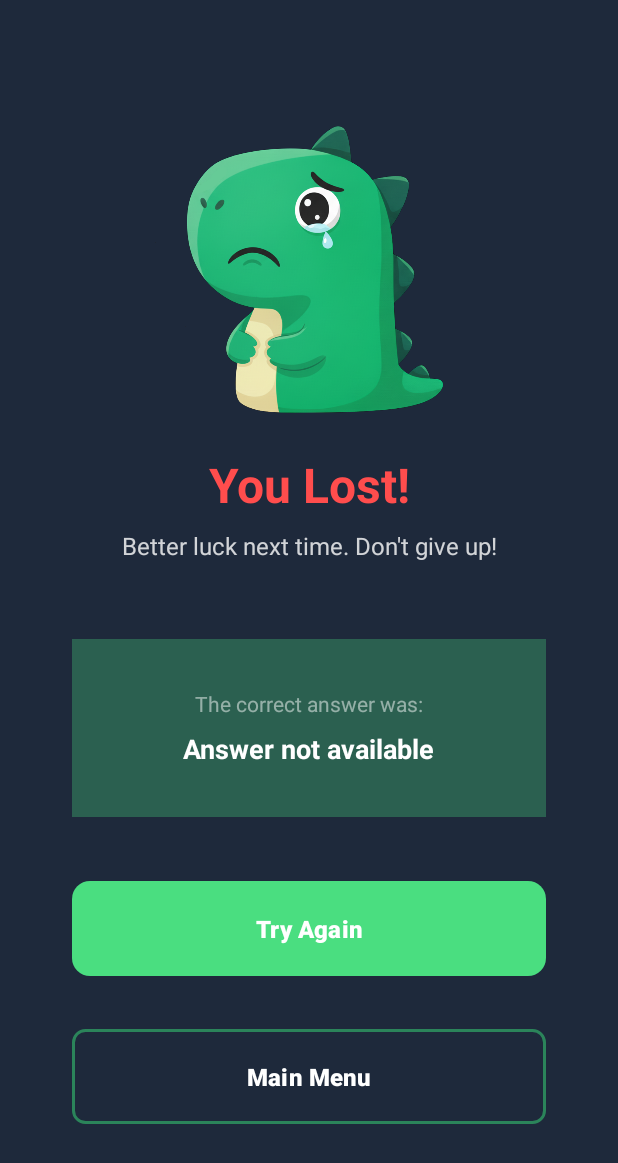
After one commit to estebanhirzfeld/Melodino, an Android app: the GameOverActivity screen opened directly, with no data from a screen before it, on a phone screen of 412 x 824 dp. The commit adds this screen. Shown: the top 1163 px of the screen. Run offline under Robolectric (Android 15) with nearby library versions, the phone set to English and light mode, and no system bars.

Commit message:
feat: game over activity added

```diff
--- a/app/src/main/AndroidManifest.xml
+++ b/app/src/main/AndroidManifest.xml
@@ -11,6 +11,9 @@
         android:roundIcon="@mipmap/ic_launcher_round"
         android:supportsRtl="true"
         android:theme="@style/Theme.Melodino">
+        <activity
+            android:name=".GameOverActivity"
+            android:exported="false" />
         <activity
             android:name=".MainActivity"
             android:exported="false" />
--- /dev/null
+++ b/app/src/main/java/com/example/melodino/GameOverActivity.java
@@ -0,0 +1,66 @@
+package com.example.melodino;
+
+import android.content.Intent;
+import android.os.Bundle;
+import android.widget.Button;
+import android.widget.TextView;
+import androidx.appcompat.app.AppCompatActivity;
+
+public class GameOverActivity extends AppCompatActivity {
+
+    public static final String EXTRA_CORRECT_ANSWER = "EXTRA_CORRECT_ANSWER";
+
+    private TextView finalScoreText;
+    private TextView correctAnswerText;
+    private Button tryAgainButton;
+    private Button mainMenuButton;
+
+    @Override
+    protected void onCreate(Bundle savedInstanceState) {
+        super.onCreate(savedInstanceState);
+        setContentView(R.layout.activity_game_over);
+
+        // Initialize views
+        correctAnswerText = findViewById(R.id.correct_answer_text);
+        tryAgainButton = findViewById(R.id.try_again_button);
+        mainMenuButton = findViewById(R.id.main_menu_button);
+
+        // Get data from intent with null safety
+        String correctAnswer = getIntent().getStringExtra("correctAnswer");
+
+        if (correctAnswer != null && !correctAnswer.isEmpty()) {
+            correctAnswerText.setText(correctAnswer);
+        } else {
+            correctAnswerText.setText("Answer not available");
+        }
+
+
+        // Try again button
+        tryAgainButton.setOnClickListener(v -> {
+            // Go back to MainActivity
+            Intent intent = new Intent(GameOverActivity.this, MainActivity.class);
+            intent.addFlags(Intent.FLAG_ACTIVITY_CLEAR_TOP | Intent.FLAG_ACTIVITY_NEW_TASK);
+            startActivity(intent);
+            finish();
+        });
+
+        // Main menu button
+        mainMenuButton.setOnClickListener(v -> {
+            // TODO: Navigate to main menu
+            // For now, go to WelcomeActivity
+            Intent intent = new Intent(GameOverActivity.this, WelcomeActivity.class);
+            intent.addFlags(Intent.FLAG_ACTIVITY_CLEAR_TOP | Intent.FLAG_ACTIVITY_NEW_TASK);
+            startActivity(intent);
+            finish();
+        });
+    }
+
+    @Override
+    public void onBackPressed() {
+        // Prevent going back to game
+        Intent intent = new Intent(GameOverActivity.this, WelcomeActivity.class);
+        intent.addFlags(Intent.FLAG_ACTIVITY_CLEAR_TOP | Intent.FLAG_ACTIVITY_NEW_TASK);
+        startActivity(intent);
+        finish();
+    }
+}
--- a/app/src/main/java/com/example/melodino/MainActivity.java
+++ b/app/src/main/java/com/example/melodino/MainActivity.java
@@ -396,6 +396,10 @@ public class MainActivity extends AppCompatActivity {
                     titleText.setText("Game over!\nCorrect song: " + correctAnswer);
                     playButton.setEnabled(false);
                     submitButton.setEnabled(false);
+
+                    Intent intent = new Intent(MainActivity.this, GameOverActivity.class);
+                    intent.putExtra("correctAnswer", correctAnswer);
+                    startActivity(intent);
                 }
             }
         });
--- /dev/null
+++ b/app/src/main/res/layout/activity_game_over.xml
@@ -0,0 +1,131 @@
+<?xml version="1.0" encoding="utf-8"?>
+<androidx.constraintlayout.widget.ConstraintLayout
+    xmlns:android="http://schemas.android.com/apk/res/android"
+    xmlns:app="http://schemas.android.com/apk/res-auto"
+    android:layout_width="match_parent"
+    android:layout_height="match_parent"
+    android:background="@color/colorBackgroundLight"
+    android:padding="16dp">
+
+    <!-- Sad Dinosaur Image -->
+    <ImageView
+        android:id="@+id/sad_dino_image"
+        android:layout_width="0dp"
+        android:layout_height="0dp"
+        android:layout_marginTop="32dp"
+        android:layout_marginRight="50dp"
+        android:contentDescription="Sad Melodino Dinosaur"
+        android:src="@drawable/ic_sad_dino"
+        android:scaleType="centerInside"
+        app:layout_constraintBottom_toTopOf="@id/game_over_title"
+        app:layout_constraintEnd_toEndOf="parent"
+        app:layout_constraintStart_toStartOf="parent"
+        app:layout_constraintTop_toTopOf="parent"
+        app:layout_constraintHeight_percent="0.3" />
+
+    <!-- You Lost Title -->
+    <TextView
+        android:id="@+id/game_over_title"
+        android:layout_width="0dp"
+        android:layout_height="wrap_content"
+        android:layout_marginTop="16dp"
+        android:gravity="center"
+        android:text="You Lost!"
+        android:textColor="@color/colorError"
+        android:textSize="32sp"
+        android:textStyle="bold"
+        app:layout_constraintEnd_toEndOf="parent"
+        app:layout_constraintStart_toStartOf="parent"
+        app:layout_constraintTop_toBottomOf="@id/sad_dino_image" />
+
+    <!-- Subtitle -->
+    <TextView
+        android:id="@+id/game_over_subtitle"
+        android:layout_width="0dp"
+        android:layout_height="wrap_content"
+        android:layout_marginTop="8dp"
+        android:gravity="center"
+        android:text="Better luck next time. Don't give up!"
+        android:textColor="@color/white"
+        android:alpha="0.8"
+        android:textSize="16sp"
+        app:layout_constraintEnd_toEndOf="parent"
+        app:layout_constraintStart_toStartOf="parent"
+        app:layout_constraintTop_toBottomOf="@id/game_over_title" />
+
+    <!-- Correct Answer Display -->
+    <LinearLayout
+        android:id="@+id/correct_answer_container"
+        android:layout_width="0dp"
+        android:layout_height="0dp"
+        android:layout_marginTop="24dp"
+        android:layout_marginHorizontal="32dp"
+        android:orientation="vertical"
+        android:gravity="center"
+        android:padding="16dp"
+        android:background="@color/colorPrimary30"
+        app:layout_constraintBottom_toTopOf="@id/try_again_button"
+        app:layout_constraintEnd_toEndOf="parent"
+        app:layout_constraintStart_toStartOf="parent"
+        app:layout_constraintTop_toBottomOf="@id/game_over_subtitle"
+        app:layout_constraintHeight_percent="0.15">
+
+        <TextView
+            android:layout_width="wrap_content"
+            android:layout_height="wrap_content"
+            android:text="The correct answer was:"
+            android:textColor="@color/white50"
+            android:textSize="14sp" />
+
+        <TextView
+            android:id="@+id/correct_answer_text"
+            android:layout_width="wrap_content"
+            android:layout_height="wrap_content"
+            android:layout_marginTop="8dp"
+            android:text="Song Name - Artist"
+            android:textColor="@color/white"
+            android:textSize="18sp"
+            android:textStyle="bold"
+            android:textAlignment="center" />
+    </LinearLayout>
+
+    <!-- Try Again Button -->
+    <Button
+        android:id="@+id/try_again_button"
+        android:layout_width="0dp"
+        android:layout_height="0dp"
+        android:layout_marginTop="16dp"
+        android:layout_marginHorizontal="32dp"
+        android:background="@drawable/submit_button_background"
+        app:backgroundTint="@null"
+        android:text="Try Again"
+        android:textColor="@color/white"
+        android:textSize="16sp"
+        android:textStyle="bold"
+        app:layout_constraintBottom_toTopOf="@id/main_menu_button"
+        app:layout_constraintEnd_toEndOf="parent"
+        app:layout_constraintStart_toStartOf="parent"
+        app:layout_constraintTop_toBottomOf="@id/correct_answer_container"
+        app:layout_constraintHeight_percent="0.08" />
+
+    <!-- Main Menu Button -->
+    <Button
+        android:id="@+id/main_menu_button"
+        android:layout_width="0dp"
+        android:layout_height="0dp"
+        android:layout_marginTop="8dp"
+        android:layout_marginBottom="32dp"
+        android:layout_marginHorizontal="32dp"
+        android:background="@drawable/main_menu_button_background"
+        android:text="Main Menu"
+        app:backgroundTint="@null"
+        android:textColor="@color/white"
+        android:textSize="16sp"
+        android:textStyle="bold"
+        app:layout_constraintBottom_toBottomOf="parent"
+        app:layout_constraintEnd_toEndOf="parent"
+        app:layout_constraintStart_toStartOf="parent"
+        app:layout_constraintTop_toBottomOf="@id/try_again_button"
+        app:layout_constraintHeight_percent="0.08" />
+
+</androidx.constraintlayout.widget.ConstraintLayout>
--- a/app/src/main/res/layout/activity_win.xml
+++ b/app/src/main/res/layout/activity_win.xml
@@ -13,6 +13,7 @@
         android:layout_width="0dp"
         android:layout_height="0dp"
         android:layout_marginTop="32dp"
+        android:layout_marginRight="30dp"
         android:contentDescription="Melodino Dinosaur"
         android:src="@drawable/dino_win"
         android:scaleType="centerInside"
@@ -202,7 +203,8 @@
         android:layout_marginTop="8dp"
         android:layout_marginBottom="32dp"
         android:layout_marginHorizontal="32dp"
-        android:background="@drawable/submit_button_background"
+        android:background="@drawable/main_menu_button_background"
+        app:backgroundTint="@null"
         android:text="Main Menu"
         android:textColor="@color/white"
         android:textSize="16sp"
--- a/app/src/main/res/values/colors.xml
+++ b/app/src/main/res/values/colors.xml
@@ -8,6 +8,7 @@
     <color name="transparent">#00000000</color>
     <color name="white">#FFFFFF</color>
     <color name="white50">#80FFFFFF</color>
+    <color name="colorError">#ff4d4d</color>
 
     <!-- NEW BACKGROUND COLORS -->
     <color name="colorBackgroundLight">#1E293B</color>
```
Also changed, not shown: app/src/main/res/drawable/ic_sad_dino.png (added).
